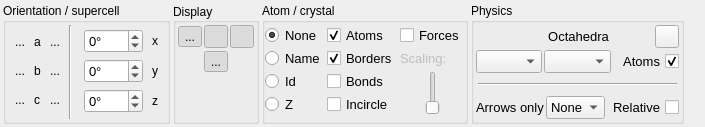
Before: the Qt Designer form tabs/visuals.ui in piti-diablotin/qAgate, drawn with Qt 5.
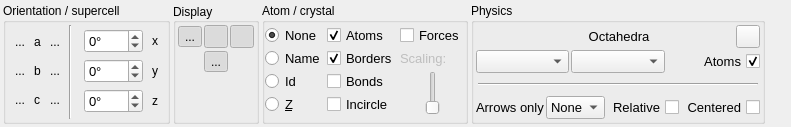
After: the same form once the commit is applied. Icons and pictures are not drawn.

Commit message: Add checkbox for spin origin

Diff of the .ui file:
```diff
--- a/tabs/visuals.ui
+++ b/tabs/visuals.ui
@@ -6,7 +6,7 @@
    <rect>
     <x>0</x>
     <y>0</y>
-    <width>705</width>
+    <width>791</width>
     <height>127</height>
    </rect>
   </property>
@@ -799,7 +799,7 @@
          <string>Display atomic number of atoms</string>
         </property>
         <property name="text">
-         <string>Z</string>
+         <string>&amp;Z</string>
         </property>
         <attribute name="buttonGroup">
          <string notr="true">displayGroup</string>
@@ -1331,6 +1331,33 @@
            </property>
           </widget>
          </item>
+         <item>
+          <widget class="QCheckBox" name="spinCentered">
+           <property name="font">
+            <font>
+             <pointsize>10</pointsize>
+            </font>
+           </property>
+           <property name="toolTip">
+            <string>Center the arrow in the atom</string>
+           </property>
+           <property name="statusTip">
+            <string>Center the arrow in the atom</string>
+           </property>
+           <property name="whatsThis">
+            <string>Center the arrow in the atom</string>
+           </property>
+           <property name="layoutDirection">
+            <enum>Qt::RightToLeft</enum>
+           </property>
+           <property name="text">
+            <string>Centered</string>
+           </property>
+           <property name="checked">
+            <bool>false</bool>
+           </property>
+          </widget>
+         </item>
         </layout>
        </widget>
       </item>
```
The commit also changes 2 other files.
